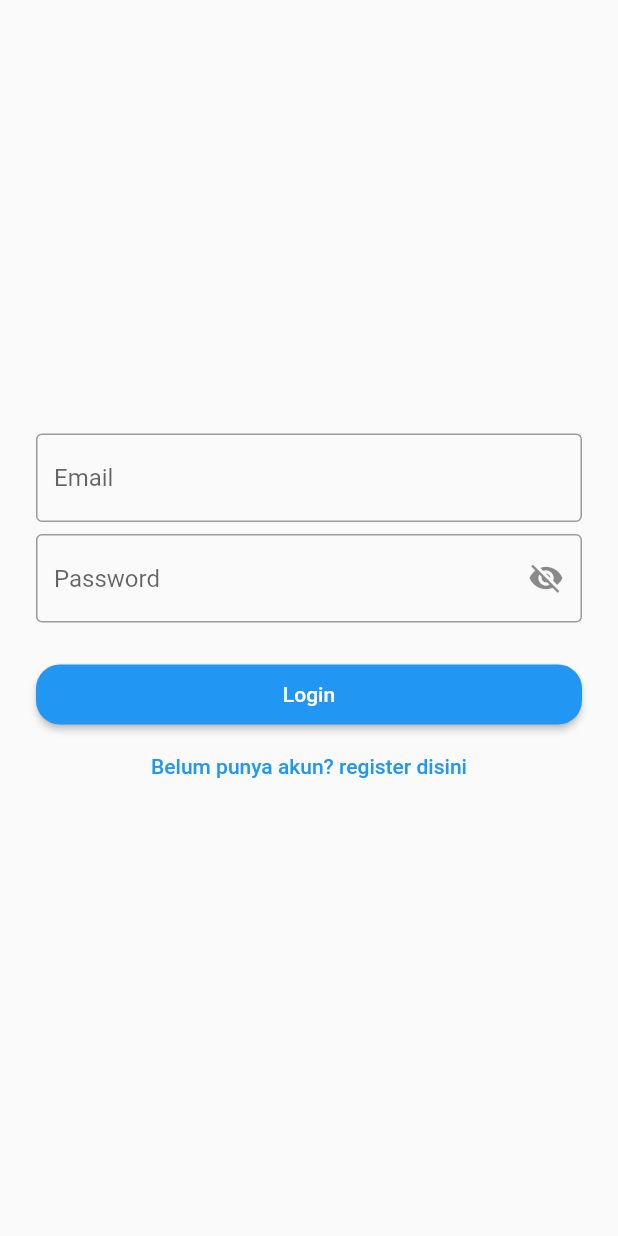
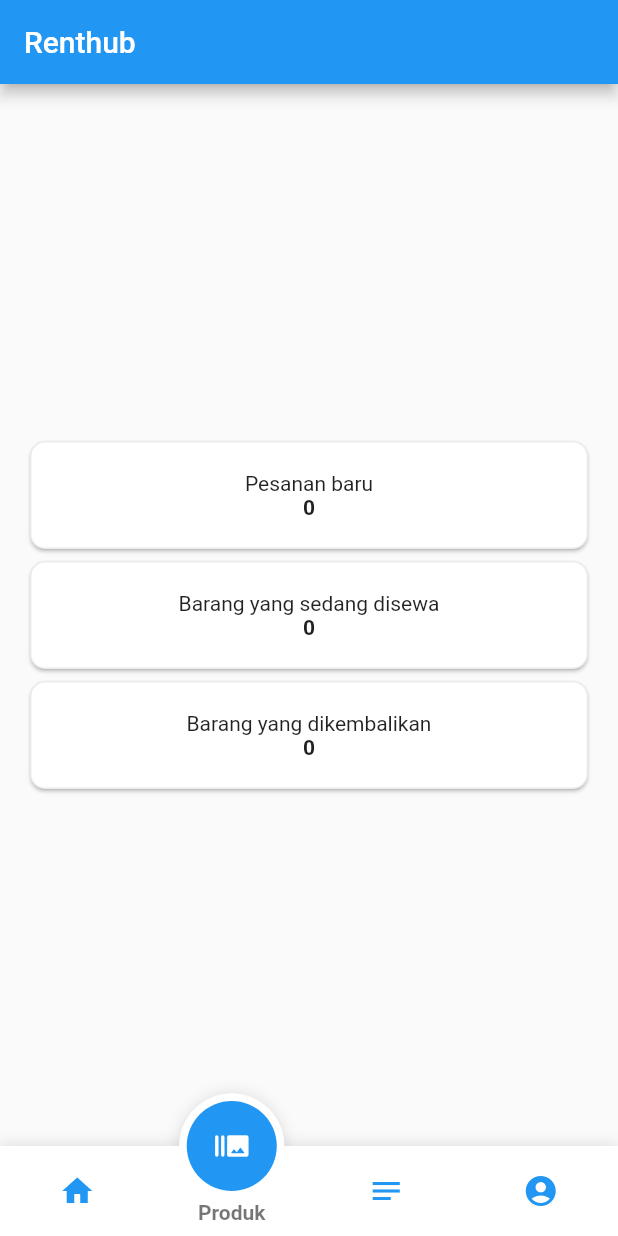
Before and after one commit to JodiKurniawan99/renthub_app, a Flutter app: the screen it shows after launch, after a tap on "Belum punya akun? register disini", on a phone screen of 412 x 824 dp. Run offline on Flutter 3.47's test engine with Material 2 defaults, Android fonts, the phone set to English and light mode, and no system bars; drawn by our look-alikes of fancy_bottom_navigation.

Commit message:
Init home rent screen

```diff
--- a/lib/main.dart
+++ b/lib/main.dart
@@ -1,4 +1,5 @@
 import 'package:flutter/material.dart';
+import 'package:renthub_app/screens/home_rent_screen.dart';
 import 'package:renthub_app/screens/login_screen.dart';
 import 'package:renthub_app/screens/splash_screen.dart';
 
@@ -21,6 +22,7 @@ class MyApp extends StatelessWidget {
       routes: {
         SplashScreen.routeId: (context) => SplashScreen(),
         LoginScreen.routeId: (context) => LoginScreen(),
+        HomeRentScreen.routeId: (context) => HomeRentScreen(),
       },
     );
   }
--- /dev/null
+++ b/lib/screens/home_rent_screen.dart
@@ -0,0 +1,170 @@
+import 'package:flutter/cupertino.dart';
+import 'package:flutter/material.dart';
+import 'package:fancy_bottom_navigation/fancy_bottom_navigation.dart';
+import 'package:renthub_app/screens/login_screen.dart';
+
+class HomeRentScreen extends StatefulWidget{
+  static const String routeId = 'home_rent_screen';
+  @override
+  _HomeRentScreenState createState() => _HomeRentScreenState();
+
+}
+class _HomeRentScreenState extends State<HomeRentScreen>{
+  int currScreen = 0;
+  GlobalKey bottomNavKey = GlobalKey();
+
+  @override
+  Widget build(BuildContext context) {
+    return Scaffold(
+      appBar: AppBar(
+        title: Text("Renthub"),
+      ),
+      body: Container(
+        child: Center(
+          child: _getScreen(currScreen),
+        ),
+      ),
+      bottomNavigationBar: FancyBottomNavigation(
+        tabs: [
+          TabData(
+              iconData: Icons.home,
+              title: "Beranda",
+          ),
+          TabData(
+              iconData: Icons.burst_mode_rounded,
+              title: "Produk",
+          ),
+          TabData(iconData: Icons.notes,
+              title: "Pesanan",
+          ),
+          TabData(
+            iconData: Icons.account_circle,
+            title: "Akun",
+          )
+        ],
+        initialSelection: 1,
+        key: bottomNavKey,
+        onTabChangedListener: (position) {
+          setState(() {
+            currScreen = position;
+          });
+        },
+      ),
+    );
+  }
+
+  _getScreen(int index) {
+    switch (index) {
+      case 0:
+        return Column(
+          mainAxisSize: MainAxisSize.min,
+          children: <Widget>[
+            Padding(
+              padding: EdgeInsets.symmetric(horizontal: 16.0),
+              child: Card(
+                child: InkWell(
+                  splashColor: Colors.blueAccent.withAlpha(20),
+                  onTap: () {},
+                  child: Center(
+                      child: Column(
+                    children: <Widget>[
+                      SizedBox(
+                        height: 20,
+                      ),
+                      Text("Pesanan baru"),
+                      Text(
+                        "0",
+                        style: TextStyle(fontWeight: FontWeight.bold),
+                      ),
+                      SizedBox(
+                        height: 20,
+                      ),
+                    ],
+                  )),
+                ),
+                shape: RoundedRectangleBorder(
+                  borderRadius: BorderRadius.circular(10), // if you need this
+                  side: BorderSide(
+                    color: Colors.grey.withOpacity(0.2),
+                    width: 1,
+                  ),
+                ),
+              ),
+            ),
+            Padding(
+              padding: EdgeInsets.symmetric(horizontal: 16.0),
+              child: Card(
+                child: InkWell(
+                  splashColor: Colors.blueAccent.withAlpha(20),
+                  onTap: () {},
+                  child: Center(
+                      child: Column(
+                    children: <Widget>[
+                      SizedBox(
+                        height: 20,
+                      ),
+                      Text("Barang yang sedang disewa"),
+                      Text(
+                        "0",
+                        style: TextStyle(fontWeight: FontWeight.bold),
+                      ),
+                      SizedBox(
+                        height: 20,
+                      ),
+                    ],
+                  )),
+                ),
+                shape: RoundedRectangleBorder(
+                  borderRadius: BorderRadius.circular(10), // if you need this
+                  side: BorderSide(
+                    color: Colors.grey.withOpacity(0.2),
+                    width: 1,
+                  ),
+                ),
+              ),
+            ),
+            Padding(
+              padding: EdgeInsets.symmetric(horizontal: 16.0),
+              child: Card(
+                child: InkWell(
+                  splashColor: Colors.blueAccent.withAlpha(20),
+                  onTap: () {},
+                  child: Center(
+                      child: Column(
+                    children: <Widget>[
+                      SizedBox(
+                        height: 20,
+                      ),
+                      Text("Barang yang dikembalikan"),
+                      Text(
+                        "0",
+                        style: TextStyle(fontWeight: FontWeight.bold),
+                      ),
+                      SizedBox(
+                        height: 20,
+                      ),
+                    ],
+                  )),
+                ),
+                shape: RoundedRectangleBorder(
+                  borderRadius: BorderRadius.circular(10), // if you need this
+                  side: BorderSide(
+                    color: Colors.grey.withOpacity(0.2),
+                    width: 1,
+                  ),
+                ),
+              ),
+            )
+          ],
+        );
+      case 1:
+        return Column();
+      case 2:
+        return Column();
+      case 3:
+        return Column();
+
+    }
+  }
+
+}
--- a/lib/screens/login_screen.dart
+++ b/lib/screens/login_screen.dart
@@ -1,5 +1,6 @@
 import 'package:flutter/cupertino.dart';
 import 'package:flutter/material.dart';
+import 'package:renthub_app/screens/home_rent_screen.dart';
 
 class LoginScreen extends StatefulWidget {
   static const String routeId = 'login_screen';
@@ -52,7 +53,9 @@ class _LoginScreenState extends State<LoginScreen> {
             ),
             TextButton(
               child: Text('Belum punya akun? register disini'),
-              onPressed: () {},
+              onPressed: () {
+                Navigator.pushReplacementNamed(context, HomeRentScreen.routeId);
+              },
             ),
           ],
         ),
--- a/pubspec.yaml
+++ b/pubspec.yaml
@@ -34,6 +34,7 @@ dependencies:
   # The following adds the Cupertino Icons font to your application.
   # Use with the CupertinoIcons class for iOS style icons.
   cupertino_icons: ^1.0.2
+  fancy_bottom_navigation: ^0.3.3
 
 dev_dependencies:
   flutter_test:
```
Also changed, not shown: pubspec.lock.
